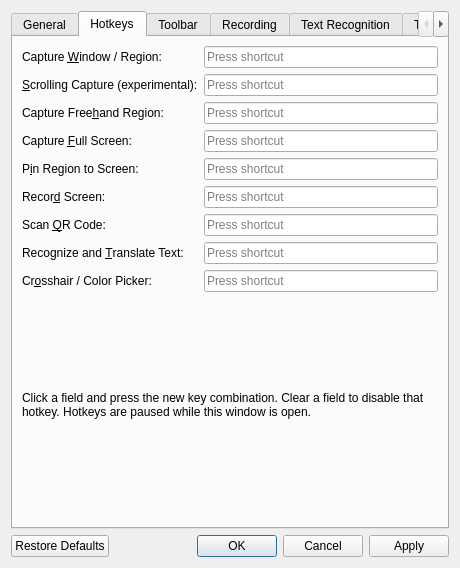
The window that src/settings/SettingsDialog.ui (ChickenSeller/glimpse) describes before a commit, drawn with Qt 5.
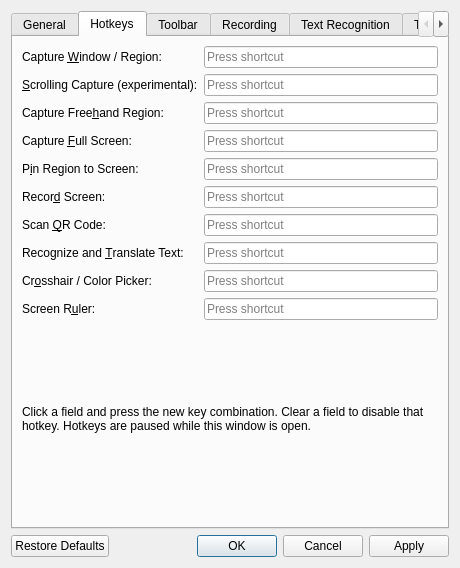
The same window after the commit. The open tabs and pages were chosen to show the change. Custom widgets are drawn as their Qt base class.

Commit message:
Add a screen ruler
A horizontal and a vertical arm in a cross, in screen pixels, see-through
and on top of everything. Only the crossing measuring edges show until the
ruler is pointed at; then the ticks, the outline and the arms' lengths
appear. Each arm has a line that follows the pointer anywhere on the screen
and tells its distance from the cross, exact at fractional scaling on
Windows.

It opens with its cross in the middle of the screen, shaped like the last
one: each end can be dragged on its own, so the arms can be uneven. From
the toolbar, the tray or Ctrl+Alt+7.

```diff
--- a/src/settings/SettingsDialog.ui
+++ b/src/settings/SettingsDialog.ui
@@ -413,6 +413,19 @@
          <item row="8" column="1">
           <widget class="HotkeyEdit" name="crosshairHotkeyEdit"/>
          </item>
+         <item row="9" column="0">
+          <widget class="QLabel" name="rulerHotkeyLabel">
+           <property name="text">
+            <string>Screen R&amp;uler:</string>
+           </property>
+           <property name="buddy">
+            <cstring>rulerHotkeyEdit</cstring>
+           </property>
+          </widget>
+         </item>
+         <item row="9" column="1">
+          <widget class="HotkeyEdit" name="rulerHotkeyEdit"/>
+         </item>
         </layout>
        </item>
        <item>
```
The commit also changes 16 other files.
